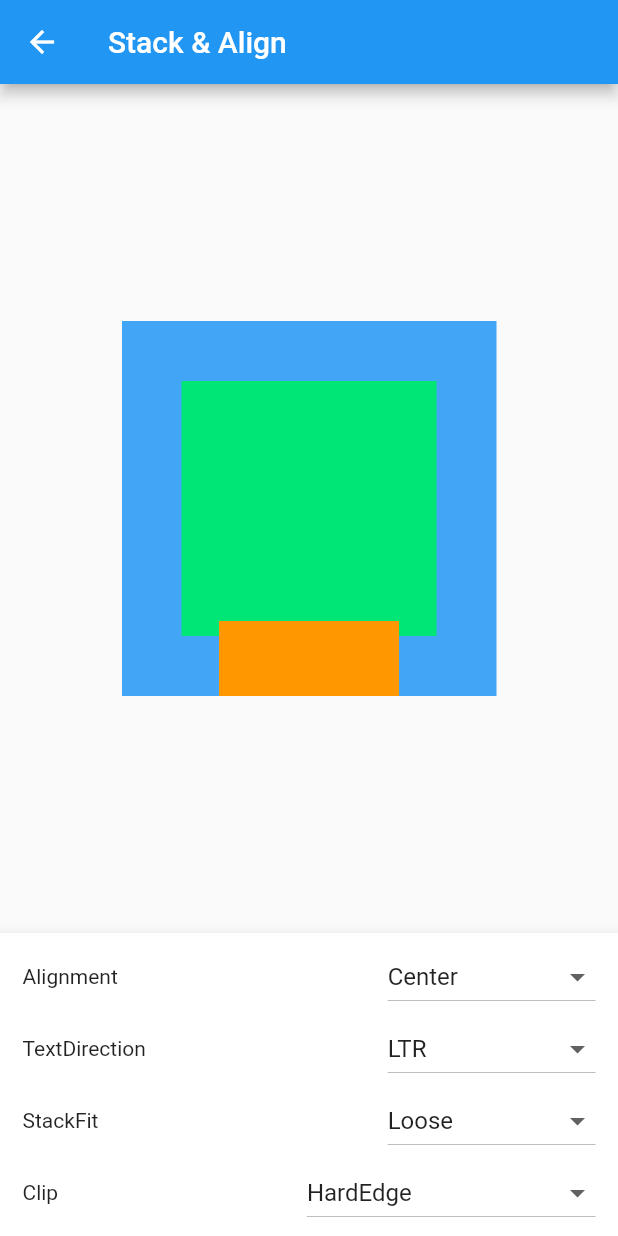
After one commit to callie-go/home-screen-listtitle, a Flutter app: the StackAlignView screen opened directly, on a phone screen of 412 x 824 dp. The commit adds this screen. Run offline on Flutter 3.47's test engine with Material 2 defaults, Android fonts, the phone set to English and light mode, and no system bars; our stand-ins replace bloc, equatable, flutter_bloc.

Commit message:
feature: stack and align

```diff
--- /dev/null
+++ b/lib/src/feature/stack_align/cubit/stack_align_cubit.dart
@@ -0,0 +1,25 @@
+import 'package:bloc/bloc.dart';
+import 'package:equatable/equatable.dart';
+import 'package:flutter/material.dart';
+
+part 'stack_align_state.dart';
+
+class StackAlignCubit extends Cubit<StackAlignState> {
+  StackAlignCubit() : super(const StackAlignState());
+
+  void onChangeAlignment(Alignment? newValue) {
+    emit(state.copywith(alignment: newValue));
+  }
+
+  void onChangeTextDirection(TextDirection? newValue) {
+    emit(state.copywith(textDirection: newValue));
+  }
+
+  void onChangeStackFit(StackFit? newValue) {
+    emit(state.copywith(stackFit: newValue));
+  }
+
+  void onChangeClip(Clip? newValue) {
+    emit(state.copywith(clip: newValue));
+  }
+}
--- /dev/null
+++ b/lib/src/feature/stack_align/cubit/stack_align_state.dart
@@ -0,0 +1,29 @@
+part of 'stack_align_cubit.dart';
+
+class StackAlignState extends Equatable {
+  const StackAlignState(
+      {this.alignment = Alignment.center,
+      this.textDirection = TextDirection.ltr,
+      this.stackFit = StackFit.loose,
+      this.clip = Clip.hardEdge});
+
+  final Alignment alignment;
+  final TextDirection textDirection;
+  final StackFit stackFit;
+  final Clip clip;
+
+  @override
+  List<Object> get props => [alignment, textDirection, stackFit, clip];
+
+  StackAlignState copywith(
+      {Alignment? alignment,
+      TextDirection? textDirection,
+      StackFit? stackFit,
+      Clip? clip}) {
+    return StackAlignState(
+        alignment: alignment ?? this.alignment,
+        textDirection: textDirection ?? this.textDirection,
+        stackFit: stackFit ?? this.stackFit,
+        clip: clip ?? this.clip);
+  }
+}
--- /dev/null
+++ b/lib/src/feature/stack_align/views/stack_align_screen.dart
@@ -0,0 +1,16 @@
+import 'package:flutter/material.dart';
+import 'package:flutter_bloc/flutter_bloc.dart';
+import 'package:home_screen_listtile/src/feature/stack_align/cubit/stack_align_cubit.dart';
+import 'package:home_screen_listtile/src/feature/stack_align/views/stack_align_view.dart';
+
+class StackAlignScreen extends StatelessWidget {
+  const StackAlignScreen({super.key});
+
+  @override
+  Widget build(BuildContext context) {
+    return BlocProvider(
+      create: (context) => StackAlignCubit(),
+      child: const StackAlignView(),
+    );
+  }
+}
--- /dev/null
+++ b/lib/src/feature/stack_align/views/stack_align_view.dart
@@ -0,0 +1,19 @@
+import 'package:flutter/material.dart';
+import 'package:home_screen_listtile/src/feature/stack_align/widgets/setting_bottom_appbar.dart';
+
+import '../widgets/main_screen_stack_align.dart';
+
+class StackAlignView extends StatelessWidget {
+  const StackAlignView({super.key});
+
+  @override
+  Widget build(BuildContext context) {
+    return Scaffold(
+      appBar: AppBar(
+        title: const Text('Stack & Align'),
+      ),
+      bottomNavigationBar: const BottomAppBar(child: SettingBottomAppbar()),
+      body: const MainStackAlign(),
+    );
+  }
+}
--- /dev/null
+++ b/lib/src/feature/stack_align/widgets/main_screen_stack_align.dart
@@ -0,0 +1,41 @@
+import 'package:flutter/material.dart';
+import 'package:flutter_bloc/flutter_bloc.dart';
+import 'package:home_screen_listtile/src/feature/stack_align/cubit/stack_align_cubit.dart';
+
+class MainStackAlign extends StatelessWidget {
+  const MainStackAlign({super.key});
+
+  @override
+  Widget build(BuildContext context) {
+    return Center(child: BlocBuilder<StackAlignCubit, StackAlignState>(
+      builder: (context, state) {
+        return Stack(
+          alignment: state.alignment,
+          fit: state.stackFit,
+          clipBehavior: state.clip,
+          textDirection: state.textDirection,
+          children: [
+            Container(
+              width: 250,
+              height: 250,
+              color: Colors.blue[400],
+            ),
+            Container(
+              width: 170,
+              height: 170,
+              color: Colors.greenAccent[400],
+            ),
+            Positioned(
+              top: 200,
+              child: Container(
+                width: 120,
+                height: 120,
+                color: Colors.orange,
+              ),
+            )
+          ],
+        );
+      },
+    ));
+  }
+}
--- /dev/null
+++ b/lib/src/feature/stack_align/widgets/setting_bottom_appbar.dart
@@ -0,0 +1,72 @@
+import 'package:flutter/material.dart';
+import 'package:flutter_bloc/flutter_bloc.dart';
+import 'package:home_screen_listtile/src/feature/stack_align/cubit/stack_align_cubit.dart';
+import 'package:home_screen_listtile/widgets/setting_row.dart';
+
+class SettingBottomAppbar extends StatelessWidget {
+  const SettingBottomAppbar({super.key});
+
+  @override
+  Widget build(BuildContext context) {
+    return Padding(
+      padding: const EdgeInsets.symmetric(horizontal: 15.0, vertical: 5.0),
+      child: BlocBuilder<StackAlignCubit, StackAlignState>(
+        builder: (context, state) {
+          final cubit = context.read<StackAlignCubit>();
+          return Column(
+            mainAxisSize: MainAxisSize.min,
+            children: [
+              SettingRow(
+                title: 'Alignment',
+                currentValue: state.alignment,
+                valueList: const [
+                  MapEntry('Top Left', Alignment.topLeft),
+                  MapEntry('Top Center', Alignment.topCenter),
+                  MapEntry('Top Right', Alignment.topRight),
+                  MapEntry('Center Left', Alignment.centerLeft),
+                  MapEntry('Center', Alignment.center),
+                  MapEntry('Center Right', Alignment.centerRight),
+                  MapEntry('Bottom Left', Alignment.bottomLeft),
+                  MapEntry('Bottom Center', Alignment.bottomCenter),
+                  MapEntry('Bottom Right', Alignment.bottomRight),
+                ],
+                onChanged: (value) => cubit.onChangeAlignment(value),
+              ),
+              SettingRow(
+                title: 'TextDirection',
+                currentValue: state.textDirection,
+                valueList: const [
+                  MapEntry("LTR", TextDirection.ltr),
+                  MapEntry('RTL', TextDirection.rtl)
+                ],
+                onChanged: (value) => cubit.onChangeTextDirection(value),
+              ),
+              SettingRow(
+                title: 'StackFit',
+                currentValue: state.stackFit,
+                valueList: const [
+                  MapEntry('Loose', StackFit.loose),
+                  MapEntry('Expand', StackFit.expand),
+                  MapEntry('Passthrough', StackFit.passthrough)
+                ],
+                onChanged: (value) => cubit.onChangeStackFit(value),
+              ),
+              SettingRow(
+                title: 'Clip',
+                currentValue: state.clip,
+                valueList: const [
+                  MapEntry('None', Clip.none),
+                  MapEntry('HardEdge', Clip.hardEdge),
+                  MapEntry('AntiAlias', Clip.antiAlias),
+                  MapEntry(
+                      'AntiAliasWithSaveLayer', Clip.antiAliasWithSaveLayer)
+                ],
+                onChanged: (value) => cubit.onChangeClip(value),
+              )
+            ],
+          );
+        },
+      ),
+    );
+  }
+}
--- a/lib/src/router/router.dart
+++ b/lib/src/router/router.dart
@@ -1,5 +1,6 @@
 import 'package:flutter/material.dart';
 import 'package:home_screen_listtile/src/feature/home/view/home_screen.dart';
+import 'package:home_screen_listtile/src/feature/stack_align/views/stack_align_screen.dart';
 import 'package:home_screen_listtile/src/router/route_names.dart';
 
 class AppRouter {
@@ -9,6 +10,12 @@ class AppRouter {
         return MaterialPageRoute(
           builder: (context) {
             return const HomeScreen();
+          },
+        );
+      case RouterNames.stackAndAlign:
+        return MaterialPageRoute(
+          builder: (context) {
+            return const StackAlignScreen();
           },
         );
       default:
--- /dev/null
+++ b/lib/widgets/setting_row.dart
@@ -0,0 +1,99 @@
+import 'package:flutter/material.dart';
+
+enum SettingType {
+  switcher,
+  dropdown,
+  radio,
+}
+
+class SettingRow<T> extends StatefulWidget {
+  const SettingRow({
+    super.key,
+    this.title = '',
+    this.settingType = SettingType.dropdown,
+    this.dropdownHint = 'Select an option',
+    this.currentValue,
+    this.radioGroupValue,
+    this.valueList = const [],
+    this.onChanged,
+  });
+
+  final String title;
+  final SettingType settingType;
+  final String dropdownHint;
+  final T? currentValue;
+  final T? radioGroupValue;
+  final List<MapEntry<String, T?>> valueList;
+  final void Function(T?)? onChanged;
+
+  @override
+  State<SettingRow> createState() => _SettingRowState<T>();
+}
+
+class _SettingRowState<T> extends State<SettingRow<T>> {
+  late T? _currentValue;
+
+  @override
+  void initState() {
+    super.initState();
+    _currentValue = widget.currentValue;
+  }
+
+  void onUserSelectValue(T? value) {
+    setState(() {
+      _currentValue = value;
+    });
+    widget.onChanged?.call(value);
+  }
+
+  @override
+  Widget build(BuildContext context) {
+    if (widget.settingType == SettingType.radio) {
+      return _buildRadio();
+    }
+    return Row(
+      mainAxisAlignment: MainAxisAlignment.spaceBetween,
+      children: [
+        if (widget.title.isNotEmpty) Text(widget.title),
+        if (widget.settingType == SettingType.switcher && _currentValue is bool)
+          _buildSwitcher()
+        else if (widget.settingType == SettingType.dropdown)
+          _buildDropdown(),
+      ],
+    );
+  }
+
+  Widget _buildSwitcher() {
+    return Switch(
+      value: (_currentValue as bool?) ?? false,
+      onChanged: (value) {
+        if (_currentValue is bool) {
+          onUserSelectValue(value as T);
+        }
+      },
+    );
+  }
+
+  Widget _buildDropdown() {
+    return DropdownButton<T?>(
+      value: _currentValue,
+      onChanged: onUserSelectValue,
+      hint: Text(widget.dropdownHint),
+      items: widget.valueList.map((value) {
+        return DropdownMenuItem(
+          value: value.value,
+          child: Text(value.key),
+        );
+      }).toList(),
+    );
+  }
+
+  Widget _buildRadio() {
+    return RadioListTile<T?>(
+      value: _currentValue,
+      groupValue: widget.radioGroupValue,
+      title: Text(widget.title),
+      onChanged: onUserSelectValue,
+    );
+  }
+}
--- a/pubspec.yaml
+++ b/pubspec.yaml
@@ -35,6 +35,8 @@ dependencies:
   # The following adds the Cupertino Icons font to your application.
   # Use with the CupertinoIcons class for iOS style icons.
   cupertino_icons: ^1.0.2
+  flutter_bloc: ^8.1.3
+  equatable: ^2.0.5
 
 dev_dependencies:
   flutter_test:
```
Also changed, not shown: pubspec.lock.
